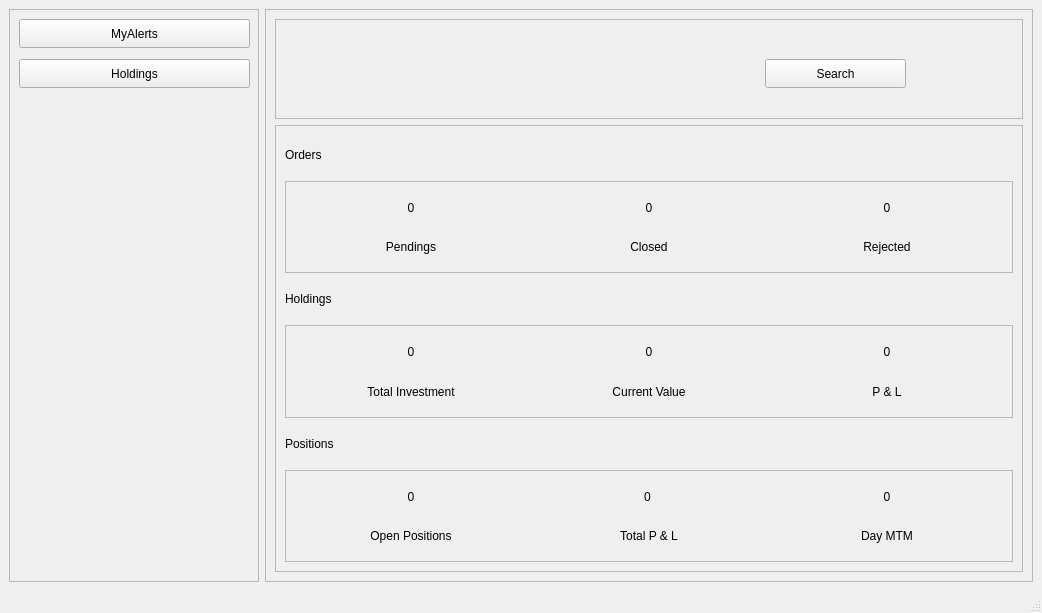
This is UIFiles/home.ui in ShubhamMandavkar/TYLiveProjectt-StockAutomationSystem as Qt 5 draws it before an edit. The edited form follows.
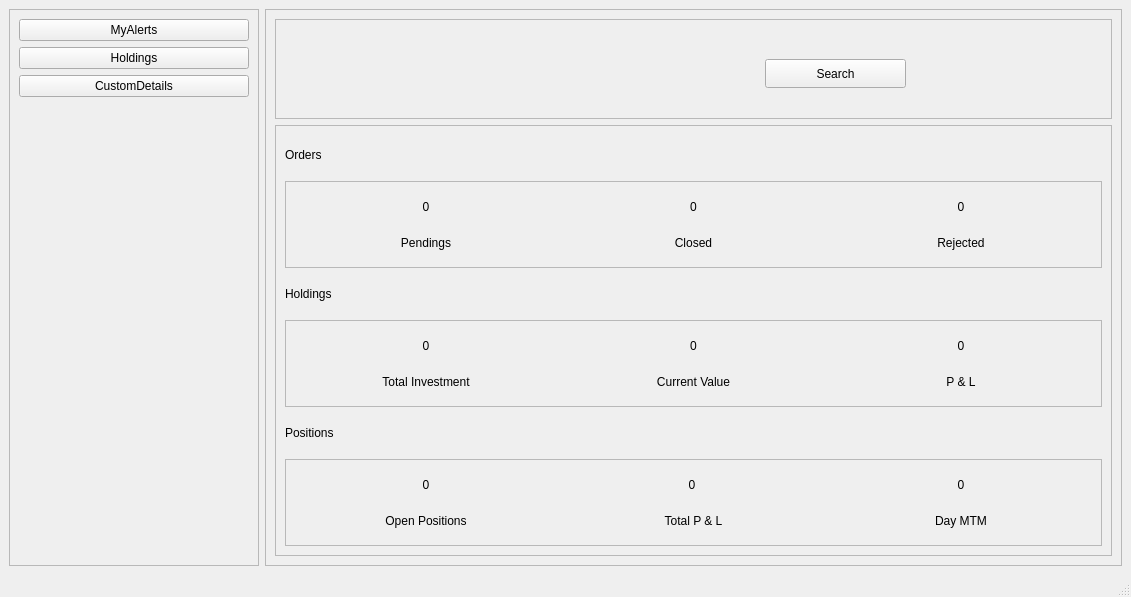
This is the edited form.

```diff
--- a/UIFiles/home.ui
+++ b/UIFiles/home.ui
@@ -6,8 +6,8 @@
    <rect>
     <x>0</x>
     <y>0</y>
-    <width>1042</width>
-    <height>613</height>
+    <width>1131</width>
+    <height>597</height>
    </rect>
   </property>
   <property name="windowTitle">
@@ -29,32 +29,29 @@
       <property name="frameShadow">
        <enum>QFrame::Raised</enum>
       </property>
-      <widget class="QPushButton" name="btnMyAlerts">
-       <property name="geometry">
-        <rect>
-         <x>10</x>
-         <y>10</y>
-         <width>231</width>
-         <height>29</height>
-        </rect>
-       </property>
-       <property name="text">
-        <string>MyAlerts</string>
-       </property>
-      </widget>
-      <widget class="QPushButton" name="btnHoldings">
-       <property name="geometry">
-        <rect>
-         <x>10</x>
-         <y>50</y>
-         <width>231</width>
-         <height>29</height>
-        </rect>
-       </property>
-       <property name="text">
-        <string>Holdings</string>
-       </property>
-      </widget>
+      <layout class="QFormLayout" name="formLayout">
+       <item row="0" column="0" colspan="2">
+        <widget class="QPushButton" name="btnMyAlerts">
+         <property name="text">
+          <string>MyAlerts</string>
+         </property>
+        </widget>
+       </item>
+       <item row="1" column="0" colspan="2">
+        <widget class="QPushButton" name="btnHoldings">
+         <property name="text">
+          <string>Holdings</string>
+         </property>
+        </widget>
+       </item>
+       <item row="2" column="0" colspan="2">
+        <widget class="QPushButton" name="btnCustomDetails">
+         <property name="text">
+          <string>CustomDetails</string>
+         </property>
+        </widget>
+       </item>
+      </layout>
      </widget>
     </item>
     <item>
```
Left out of the diff: 48 changed lines with no effect on the pictures.
